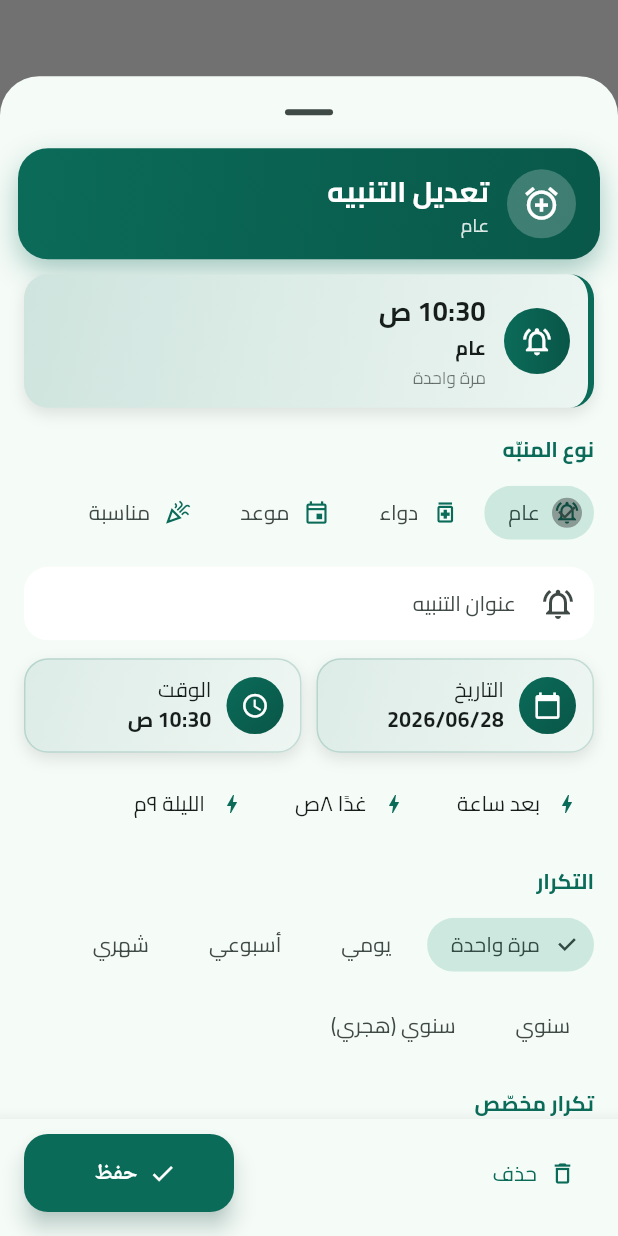
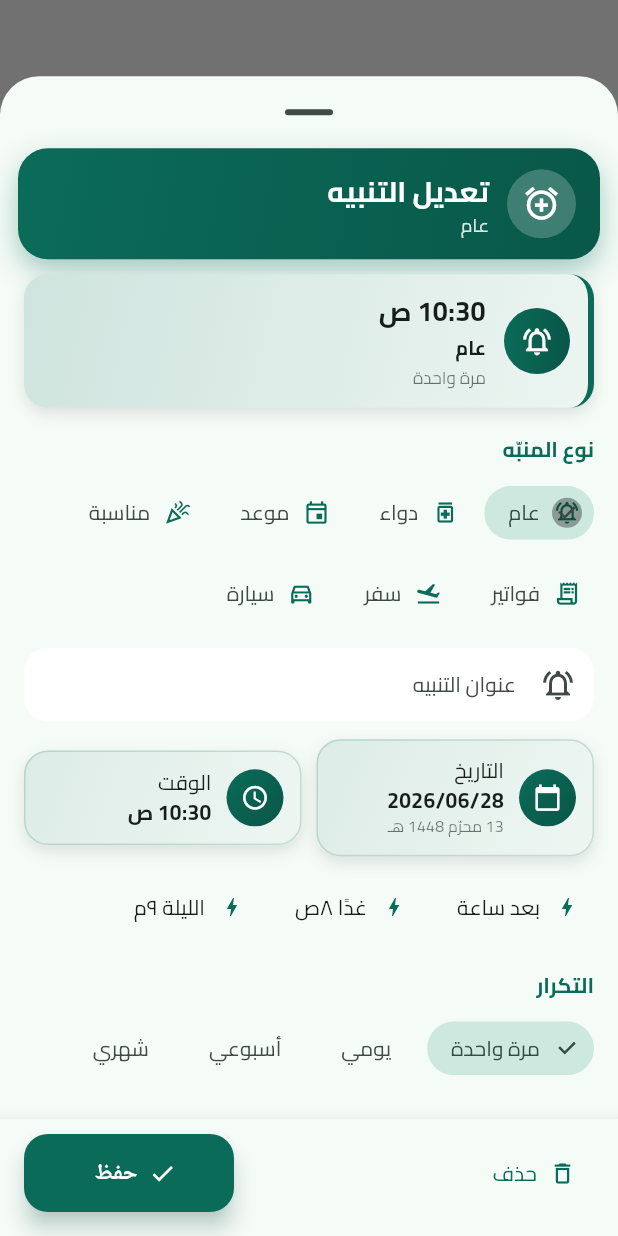
Before and after one commit to alaoufi/Alarm, a Flutter app: what showStandaloneReminderDialog() shows on an empty page, opened directly with empty values, on a phone screen of 412 x 824 dp. Run offline on Flutter 3.47's test engine with Material 3 defaults, Android fonts, the phone set to English and light mode, and no system bars; drawn by our look-alikes of dynamic_color; our stand-ins replace audioplayers, device_info_plus, file_picker, flutter_colorpicker, flutter_local_notifications, flutter_secure_storage and 14 more; missing offline and left inert: android_id, cryptography, encrypt, extension_google_sign_in_as_googleapis_auth, flutter_quill, googleapis and 2 more; accounts and stored records are empty; statements that could not run were skipped; project files that could hold a hidden picture were left out.

Commit message:
Add more reminder types, Today dashboard, and Hijri date
Phase 1 (types+colors): add bills/travel/car reminder kinds with icons,
emoji, smart defaults and per-type colors on the add-reminder sheet.
Phase 2 (Today dashboard): a new screen (in the overflow menu) with 3D
stat cards — due today / critical / overdue / active — plus next-alarm
banner and today's list.
Phase 3 (Hijri): show the Hijri date under the Gregorian date in the
add-reminder date picker.

Heavier items (per-reminder persisted color, can't-miss flag, templates,
voice attach, compliance stats, AI voice) deferred — they need DB
migrations / native plugins / AI and will be done one at a time.

Co-Authored-By: Claude Opus 4.8 <noreply@anthropic.com>
Claude-Session: https://claude.ai/code/session_01BxxEJmdvHg3JWaFnm8CD2M

```diff
--- a/lib/features/reminders/reminders_screen.dart
+++ b/lib/features/reminders/reminders_screen.dart
@@ -23,6 +23,7 @@ import 'reliability_test_screen.dart';
 import 'reminder_defaults_screen.dart';
 import 'reminders_provider.dart';
 import 'standalone_reminder_dialog.dart';
+import 'today_dashboard_screen.dart';
 
 class RemindersScreen extends StatefulWidget {
   const RemindersScreen({super.key});
@@ -123,6 +124,9 @@ class _RemindersScreenState extends State<RemindersScreen> {
                 tooltip: s.t('reminder_tools'),
                 onSelected: (v) {
                   switch (v) {
+                    case 'dashboard':
+                      _open(context, const TodayDashboardScreen());
+                      break;
                     case 'med_mode':
                       _open(context, const MedicationScreen());
                       break;
@@ -141,6 +145,7 @@ class _RemindersScreenState extends State<RemindersScreen> {
                   }
                 },
                 itemBuilder: (context) => [
+                  _menuItem('dashboard', Icons.dashboard_outlined, 'لوحة اليوم'),
                   _menuItem(
                       'med_mode', Icons.medication_outlined, s.t('med_mode')),
                   _menuItem('reminder_defaults', Icons.tune,
--- a/lib/features/reminders/standalone_reminder_dialog.dart
+++ b/lib/features/reminders/standalone_reminder_dialog.dart
@@ -2,6 +2,7 @@ import 'dart:io';
 
 import 'package:flutter/material.dart';
 import 'package:flutter/services.dart';
+import 'package:hijri/hijri_calendar.dart';
 import 'package:provider/provider.dart';
 import 'package:url_launcher/url_launcher.dart';
 
@@ -20,15 +21,18 @@ import 'reminder_helpers.dart';
 import 'reminders_provider.dart';
 
 /// نوع المنبّه — يُغيّر الحقول الظاهرة والإعدادات الافتراضية.
-enum ReminderKind { general, medication, appointment, occasion }
+enum ReminderKind { general, medication, appointment, occasion, bills, travel, car }
 
 extension ReminderKindX on ReminderKind {
-  /// مفتاح ترجمة (يُحلّ عبر s.t في مكان الاستخدام).
+  /// مفتاح ترجمة (يُحلّ عبر s.t)؛ الأنواع الجديدة بنصّ عربيّ مباشر (s.t يُرجعه كما هو).
   String get label => switch (this) {
         ReminderKind.general => 'rk_general',
         ReminderKind.medication => 'rk_med',
         ReminderKind.appointment => 'rk_appt',
         ReminderKind.occasion => 'rk_occasion',
+        ReminderKind.bills => 'فواتير',
+        ReminderKind.travel => 'سفر',
+        ReminderKind.car => 'سيارة',
       };
 
   IconData get icon => switch (this) {
@@ -36,6 +40,9 @@ extension ReminderKindX on ReminderKind {
         ReminderKind.medication => Icons.medication_outlined,
         ReminderKind.appointment => Icons.event_outlined,
         ReminderKind.occasion => Icons.celebration_outlined,
+        ReminderKind.bills => Icons.receipt_long_outlined,
+        ReminderKind.travel => Icons.flight_takeoff_outlined,
+        ReminderKind.car => Icons.directions_car_outlined,
       };
 
   String get emoji => switch (this) {
@@ -43,6 +50,9 @@ extension ReminderKindX on ReminderKind {
         ReminderKind.medication => '💊 ',
         ReminderKind.appointment => '📅 ',
         ReminderKind.occasion => '🎉 ',
+        ReminderKind.bills => '🧾 ',
+        ReminderKind.travel => '✈️ ',
+        ReminderKind.car => '🚗 ',
       };
 
   String get titleLabel => switch (this) {
@@ -50,11 +60,31 @@ extension ReminderKindX on ReminderKind {
         ReminderKind.medication => 'med_name',
         ReminderKind.appointment => 'rd_title_appt',
         ReminderKind.occasion => 'rd_title_occasion',
+        ReminderKind.bills => 'اسم الفاتورة',
+        ReminderKind.travel => 'الوجهة',
+        ReminderKind.car => 'الخدمة/السيارة',
       };
 }
 
 /// وصف ودّي مختصر لفاصل الجرعات (جرعة ثمّ راحة).
 String _intervalHint(S s) => s.t('rd_interval_hint');
+
+/// أسماء الأشهر الهجريّة (1..12).
+const List<String> _hijriMonths = [
+  'محرّم', 'صفر', 'ربيع الأول', 'ربيع الآخر', 'جمادى الأولى', 'جمادى الآخرة',
+  'رجب', 'شعبان', 'رمضان', 'شوال', 'ذو القعدة', 'ذو الحجة',
+];
+
+/// التاريخ الهجريّ المقابل لتاريخ ميلاديّ، بصيغة «١٥ رمضان ١٤٤٧ هـ».
+String _hijriStr(DateTime d) {
+  try {
+    final h = HijriCalendar.fromDate(d);
+    final m = (h.hMonth >= 1 && h.hMonth <= 12) ? _hijriMonths[h.hMonth - 1] : '';
+    return '${h.hDay} $m ${h.hYear} هـ';
+  } catch (_) {
+    return '';
+  }
+}
 
 /// رابط بحث خرائط جوجل لنصّ المكان (لاختيار الموقع ونسخ رابطه).
 Uri _mapsSearchUri(String query) {
@@ -134,11 +164,21 @@ Future<void> showStandaloneReminderDialog(BuildContext context,
       (existing.intervalDays >= 2 ||
           existing.doseCount > 0 ||
           (existing.title?.contains('💊') ?? false));
+  final String _t0 = existing?.title ?? '';
   ReminderKind kind = existingIsMed
       ? ReminderKind.medication
-      : (existing?.location.isNotEmpty ?? false)
-          ? ReminderKind.appointment
-          : ReminderKind.general;
+      : _t0.contains('🧾')
+          ? ReminderKind.bills
+          : _t0.contains('✈️')
+              ? ReminderKind.travel
+              : _t0.contains('🚗')
+                  ? ReminderKind.car
+                  : _t0.contains('🎉')
+                      ? ReminderKind.occasion
+                      : ((existing?.location.isNotEmpty ?? false) ||
+                              _t0.contains('📅'))
+                          ? ReminderKind.appointment
+                          : ReminderKind.general;
   final doseCtrl = TextEditingController();
   // دواء: فاصل الأيام بين الجرعات (≥2 ⇒ «كل N يوم») + عدد جرعات الكورس (0 = مستمر).
   int intervalDays = existing?.intervalDays ?? 0;
@@ -172,6 +212,9 @@ Future<void> showStandaloneReminderDialog(BuildContext context,
                 ReminderKind.medication => const Color(0xFFE53935), // أحمر
                 ReminderKind.appointment => const Color(0xFF1E88E5), // أزرق
                 ReminderKind.occasion => const Color(0xFFF9A825), // ذهبي
+                ReminderKind.bills => const Color(0xFF00897B), // أخضر مزرقّ
+                ReminderKind.travel => const Color(0xFF5E35B1), // بنفسجي
+                ReminderKind.car => const Color(0xFF6D4C41), // بنّي
               };
           final accent = kindColor(kind);
           String two(int n) => n.toString().padLeft(2, '0');
@@ -213,6 +256,25 @@ Future<void> showStandaloneReminderDialog(BuildContext context,
                 importance = ReminderImportance.medium;
                 preAlerts.clear();
                 break;
+              case ReminderKind.bills:
+                repeat = ReminderRepeat.monthly; // فاتورة شهريّة غالبًا
+                importance = ReminderImportance.high;
+                preAlerts
+                  ..clear()
+                  ..add(1440); // تذكير قبل يوم
+                break;
+              case ReminderKind.travel:
+                repeat = ReminderRepeat.once;
+                importance = ReminderImportance.high;
+                preAlerts
+                  ..clear()
+                  ..add(1440);
+                break;
+              case ReminderKind.car:
+                repeat = ReminderRepeat.once;
+                importance = ReminderImportance.high;
+                preAlerts.clear();
+                break;
             }
           }
 
@@ -228,6 +290,9 @@ Future<void> showStandaloneReminderDialog(BuildContext context,
                 final pl = placeCtrl.text.trim();
                 return '${kind.emoji}$name${pl.isEmpty ? '' : ' @ $pl'}';
               case ReminderKind.occasion:
+              case ReminderKind.bills:
+              case ReminderKind.travel:
+              case ReminderKind.car:
                 return '${kind.emoji}$name';
               case ReminderKind.general:
                 return name;
@@ -243,7 +308,8 @@ Future<void> showStandaloneReminderDialog(BuildContext context,
 
           // بطاقة منتقي (تاريخ/وقت) ثلاثيّة الأبعاد بشارة دائريّة وتدرّج.
           Widget pickerCard(
-                  IconData icon, String lbl, String value, VoidCallback onTap) =>
+                  IconData icon, String lbl, String value, VoidCallback onTap,
+                  {String? sub}) =>
               Expanded(
                 child: DecoratedBox(
                   decoration: BoxDecoration(
@@ -309,6 +375,14 @@ Future<void> showStandaloneReminderDialog(BuildContext context,
                                     style: const TextStyle(
                                         fontWeight: FontWeight.bold,
                                         fontSize: 14)),
+                                if (sub != null && sub.isNotEmpty)
+                                  Text(sub,
+                                      maxLines: 1,
+                                      overflow: TextOverflow.ellipsis,
+                                      style: TextStyle(
+                                          fontSize: 10.5,
+                                          color: scheme.onSurface
+                                              .withOpacity(0.6))),
                               ],
                             ),
                           ),
@@ -652,7 +726,8 @@ Future<void> showStandaloneReminderDialog(BuildContext context,
                                   Icons.calendar_today,
                                   s.t('rd_date'),
                                   '${date.year}/${two(date.month)}/${two(date.day)}',
-                                  pickDate),
+                                  pickDate,
+                                  sub: _hijriStr(date)),
                               const SizedBox(width: 10),
                             ],
                             pickerCard(Icons.access_time, s.t('rd_time'),
```
Also changed, not shown: lib/features/reminders/today_dashboard_screen.dart (added, +261 -0 lines).
